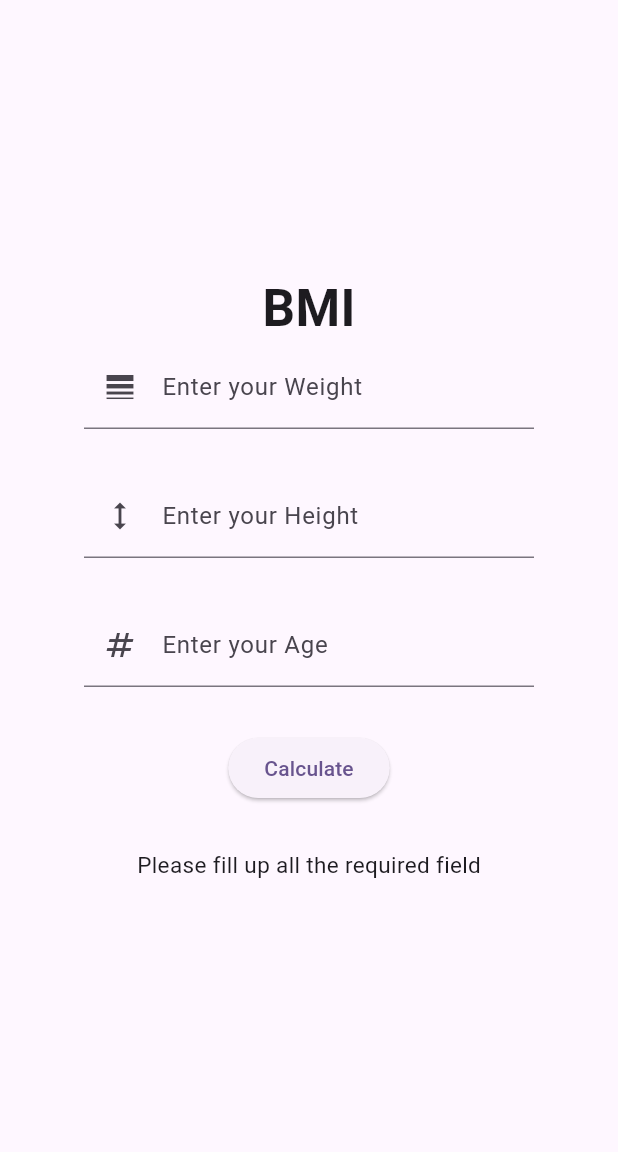
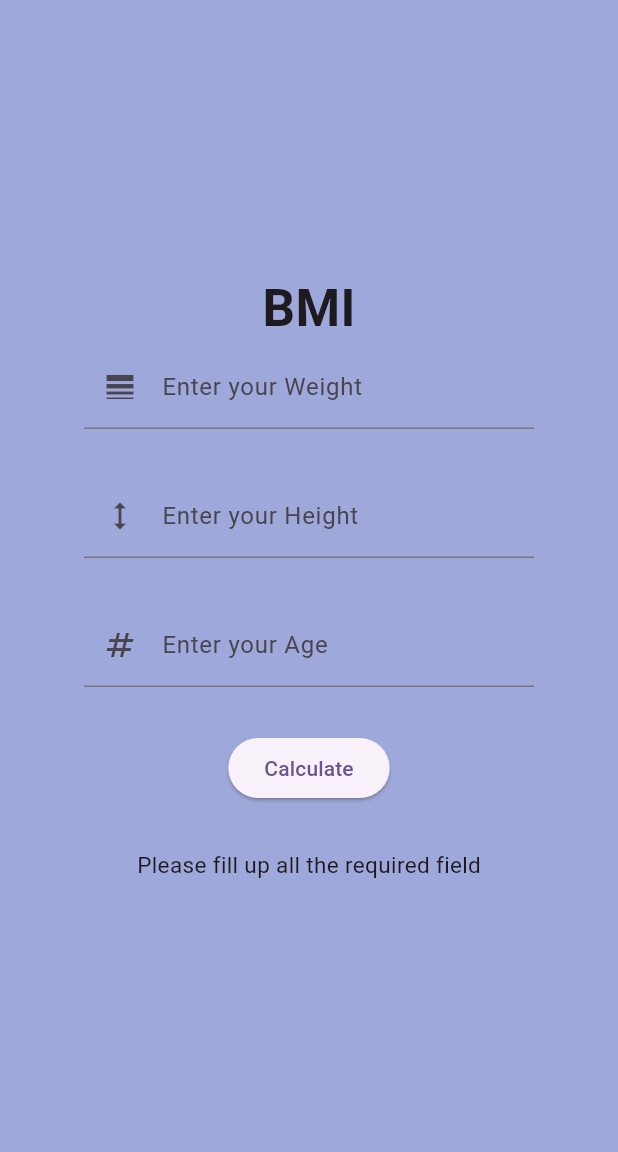
Before and after one commit to fhrabbi555/BMI-Calculator, a Flutter app: the screen it shows after launch, after a tap on "Calculate", on a phone screen of 412 x 824 dp, the part 84-1236 px from its top. Run offline on Flutter 3.47's test engine with Material 3 defaults, Android fonts, the phone set to English and light mode, and no system bars.

Commit message:
Adding Massage and change color

```diff
--- a/lib/main.dart
+++ b/lib/main.dart
@@ -39,6 +39,7 @@ class _MyHomePageState extends State<MyHomePage> {
 
   var result = "";
 
+  var bgColor = Colors.indigo.shade200;
   @override
   Widget build(BuildContext context) {
 
@@ -49,7 +50,9 @@ class _MyHomePageState extends State<MyHomePage> {
         title: Text(widget.title),
       ),
 
-      body: Center(
+      body: Container(
+        color: bgColor,
+        child: Center(
           child: Container(
             width: 300,
             child: Column(
@@ -104,8 +107,20 @@ class _MyHomePageState extends State<MyHomePage> {
                  //Calculate BMI
                     var bmi = (iwt / (heightInInches * heightInInches)) * 703;
 
+                    var msg = "";
+                    if(bmi>25){
+                      msg = "You are OverWeight";
+                      bgColor = Colors.orange.shade200;
+                    }else if(bmi<18){
+                      msg = "You are UnderWeight";
+                      bgColor = Colors.red.shade200;
+                    }else{
+                      msg = "You are Healthy";
+                      bgColor = Colors.green.shade200;
+                    }
                     setState(() {
-                    result = "Your BMI is: ${bmi.toStringAsFixed(4)}";
+
+                      result = "$msg \n  Your BMI is: ${bmi.toStringAsFixed(4)}";
                     });
 
                   }else{
@@ -120,6 +135,7 @@ class _MyHomePageState extends State<MyHomePage> {
               ],
             ),
           ),
+        ),
       )
     );
   }
```
Lines whose indentation alone changed are shown as unchanged.
